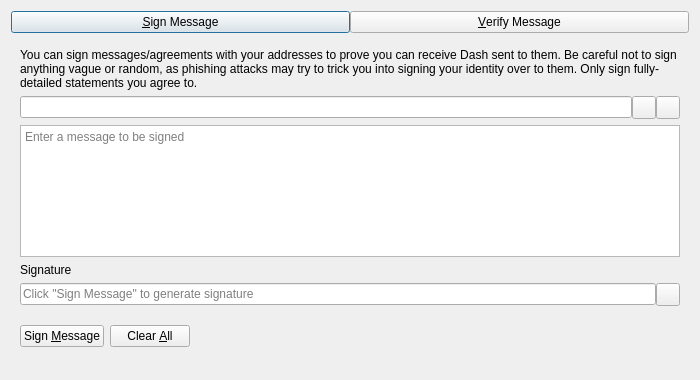
First picture: the form in src/qt/forms/signverifymessagedialog.ui, repository VindexProject/ogva-core, before the edit.
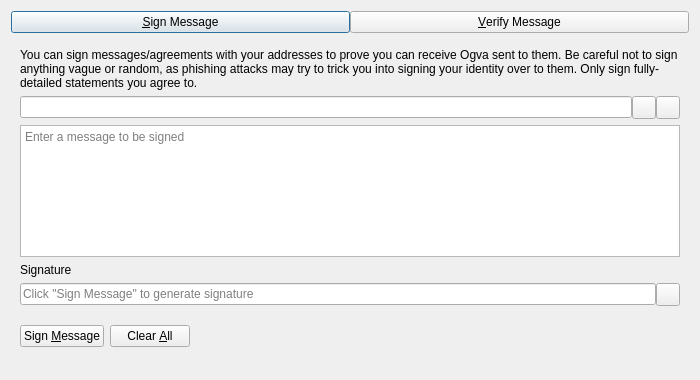
Second picture: the form after the edit. Custom widgets are drawn as their Qt base class.

The edit to the form file:
```diff
--- a/src/qt/forms/signverifymessagedialog.ui
+++ b/src/qt/forms/signverifymessagedialog.ui
@@ -63,7 +63,7 @@
        <item>
         <widget class="QLabel" name="infoLabel_SM">
          <property name="text">
-          <string>You can sign messages/agreements with your addresses to prove you can receive Dash sent to them. Be careful not to sign anything vague or random, as phishing attacks may try to trick you into signing your identity over to them. Only sign fully-detailed statements you agree to.</string>
+          <string>You can sign messages/agreements with your addresses to prove you can receive Ogva sent to them. Be careful not to sign anything vague or random, as phishing attacks may try to trick you into signing your identity over to them. Only sign fully-detailed statements you agree to.</string>
          </property>
          <property name="textFormat">
           <enum>Qt::PlainText</enum>
```
Left out of the diff: 10 changed lines with no effect on the pictures.
